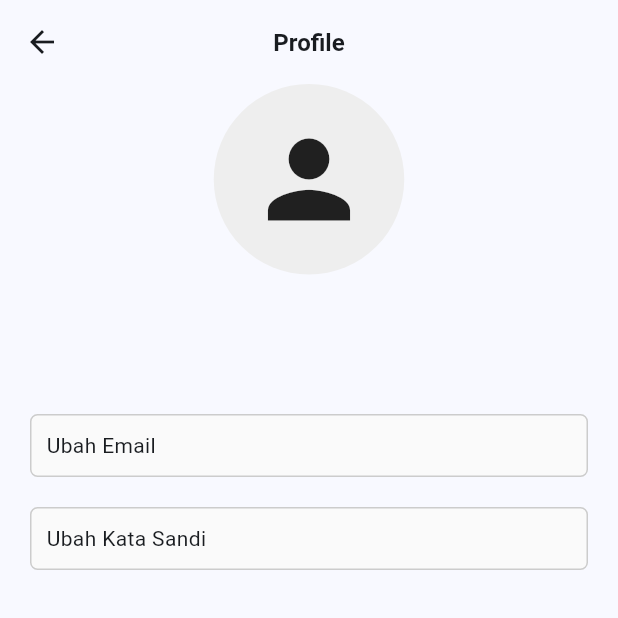
After one commit to dimassfeb-09/LibraryApp, a Flutter app: the MenuPage screen opened by its route, after a tap on "Edit Profile", on a phone screen of 412 x 824 dp, the top half of it. The commit adds this screen. Run offline on Flutter 3.47's test engine with Material 2 defaults, Android fonts, the phone set to English and light mode, and no system bars; our stand-ins replace bloc, cached_network_image, carousel_slider, cloud_firestore, firebase_auth, firebase_core and 2 more; accounts and stored records are empty.

Commit message:
added:Profile Page

```diff
--- a/lib/main.dart
+++ b/lib/main.dart
@@ -7,6 +7,7 @@ import 'package:library_app/bloc/Order/order_bloc.dart';
 import 'package:library_app/ui/Checkout.dart';
 import 'package:library_app/ui/Menu.dart';
 import 'package:library_app/ui/OrderHistory.dart';
+import 'package:library_app/ui/Profile.dart';
 
 import 'bloc/Book/book_bloc.dart';
 import 'bloc/Home/home_bloc.dart';
@@ -55,10 +56,12 @@ class MyApp extends StatelessWidget {
               create: (context) => UsersBloc()..add(GetDetailUserEvent()),
               child: const MenuPage(),
             ),
+        '/profile': (context) => ProfilePage(),
         '/home': (context) => MultiBlocProvider(
               providers: [
                 BlocProvider(create: (context) => HomeBloc()),
                 BlocProvider(create: (context) => BookBloc()..add(GetBooksHomeEvent())),
+                BlocProvider(create: (context) => CheckoutBloc()..add(GetCheckoutUserEvent())),
               ],
               child: HomePage(),
             ),
--- a/lib/ui/Home.dart
+++ b/lib/ui/Home.dart
@@ -90,10 +90,14 @@ class _IconButtonActionHome extends StatelessWidget {
           )),
           icon: const Icon(Icons.search),
         ),
-        IconButton(
-          onPressed: () => Navigator.of(context).pushNamed('/checkouts'),
-          icon: const Icon(Icons.shopping_cart),
-        ),
+        Builder(builder: (context) {
+          print(context.watch<CheckoutBloc>().state.checkouts.length);
+          return IconButton(
+            tooltip: "1",
+            onPressed: () => Navigator.of(context).pushNamed('/checkouts'),
+            icon: const Icon(Icons.shopping_cart),
+          );
+        }),
       ],
     );
   }
--- a/lib/ui/Menu.dart
+++ b/lib/ui/Menu.dart
@@ -1,9 +1,10 @@
-import 'package:card_loading/card_loading.dart';
 import 'package:flutter/material.dart';
 import 'package:flutter_bloc/flutter_bloc.dart';
 import 'package:library_app/components/app_bar.dart';
+import 'package:library_app/components/loading.dart';
 import 'package:library_app/helpers/users.dart';
 import 'package:library_app/repository/AuthRepository.dart';
+import 'package:library_app/ui/Profile.dart';
 
 import '../bloc/User/users_bloc.dart';
 
@@ -24,7 +25,14 @@ class MenuPage extends StatelessWidget {
           Container(
             margin: const EdgeInsets.only(top: 30, left: 20, right: 20, bottom: 10),
             width: double.infinity,
-            child: Row(
+            child: BlocBuilder<UsersBloc, UsersState>(
+              builder: (context, state) {
+                if (state is GetDetailUserLoadingState) {
+                  return loadingCircularProgressIndicator();
+                }
+
+                if (state is GetDetailUserSuccessedState) {
+                  return Row(
                     mainAxisAlignment: MainAxisAlignment.spaceBetween,
                     children: [
                       Row(
@@ -40,34 +48,35 @@ class MenuPage extends StatelessWidget {
                               child: Icon(Icons.person),
                             ),
                           ),
-                    BlocBuilder<UsersBloc, UsersState>(
-                      builder: (context, state) {
-                        if (state is GetDetailUserLoadingState) {
-                          return const CardLoading(
-                            margin: EdgeInsets.symmetric(horizontal: 15),
-                            borderRadius: BorderRadius.all(Radius.circular(5)),
-                            height: 20,
-                            width: 100,
-                          );
-                        }
-
-                        if (state is GetDetailUserSuccessedState) {
-                          return Container(
+                          Container(
                             margin: const EdgeInsets.symmetric(horizontal: 15),
                             child: Text(state.users!.name),
+                          ),
+                        ],
+                      ),
+                      GestureDetector(
+                        onTap: () {
+                          var usersBloc = context.read<UsersBloc>();
+                          Navigator.of(context).push(
+                            MaterialPageRoute(
+                              builder: (context) => BlocProvider.value(
+                                value: usersBloc,
+                                child: const ProfilePage(),
+                              ),
+                            ),
+                          );
+                        },
+                        child: const Text(
+                          "Edit Profile",
+                          style: TextStyle(color: Color(0xFF0591F6), fontSize: 14),
+                        ),
+                      ),
+                    ],
                   );
                 }
 
                 return const SizedBox();
               },
-                    ),
-                  ],
-                ),
-                const Text(
-                  "Edit Profile",
-                  style: TextStyle(color: Color(0xFF0591F6), fontSize: 14),
-                ),
-              ],
             ),
           ),
           Container(
--- /dev/null
+++ b/lib/ui/Profile.dart
@@ -0,0 +1,80 @@
+import 'package:flutter/material.dart';
+import 'package:flutter_bloc/flutter_bloc.dart';
+import 'package:library_app/components/app_bar.dart';
+
+import '../bloc/User/users_bloc.dart';
+
+class ProfilePage extends StatelessWidget {
+  const ProfilePage({super.key});
+
+  @override
+  Widget build(BuildContext context) {
+    return Scaffold(
+      appBar: AppBar(
+        title: AppBarTitleCustom(title: "Profile"),
+        centerTitle: true,
+      ),
+      body: BlocBuilder<UsersBloc, UsersState>(
+        bloc: context.read<UsersBloc>(),
+        builder: (context, state) {
+          return Column(
+            children: [
+              Center(
+                child: Container(
+                  height: 127,
+                  width: 127,
+                  decoration: BoxDecoration(
+                    color: Colors.grey[200],
+                    borderRadius: BorderRadius.circular(100),
+                  ),
+                  child: const Icon(Icons.person, size: 82),
+                ),
+              ),
+              Column(
+                children: [
+                  const SizedBox(height: 20),
+                  Text(
+                    state.users!.name,
+                    style: const TextStyle(fontSize: 18, fontWeight: FontWeight.w600),
+                  ),
+                  Text(
+                    state.users!.email,
+                    style: const TextStyle(fontSize: 12, color: Colors.grey),
+                  ),
+                ],
+              ),
+              const SizedBox(height: 30),
+              Container(
+                width: double.infinity,
+                padding: EdgeInsets.symmetric(vertical: 10, horizontal: 10),
+                margin: const EdgeInsets.symmetric(horizontal: 20),
+                decoration: BoxDecoration(
+                  color: Colors.grey[50],
+                  borderRadius: BorderRadius.circular(5),
+                  border: Border.all(
+                    color: Colors.grey.withOpacity(0.5),
+                  ),
+                ),
+                child: Text("Ubah Email"),
+              ),
+              const SizedBox(height: 20),
+              Container(
+                width: double.infinity,
+                padding: EdgeInsets.symmetric(vertical: 10, horizontal: 10),
+                margin: const EdgeInsets.symmetric(horizontal: 20),
+                decoration: BoxDecoration(
+                  color: Colors.grey[50],
+                  borderRadius: BorderRadius.circular(5),
+                  border: Border.all(
+                    color: Colors.grey.withOpacity(0.5),
+                  ),
+                ),
+                child: Text("Ubah Kata Sandi"),
+              ),
+            ],
+          );
+        },
+      ),
+    );
+  }
+}
```
Lines whose indentation alone changed are shown as unchanged.
